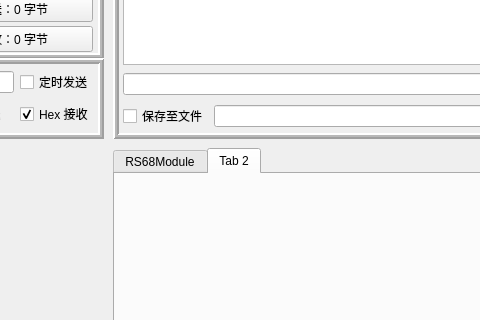
First picture: the form in form/frmcomtool.ui, repository KingChenFY/SerialPortTool, before the edit; both pictures show x 87 to 567 and y 192 to 512 of the 800 by 600 pixel window.
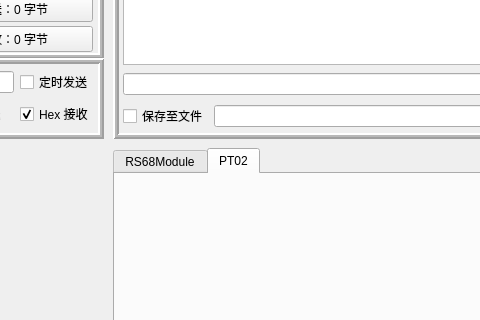
Second picture: the form after the edit. The open tabs and pages were chosen to show the change.

Commit message: ui新增PT02TabWidget准备开发DAM PT-02模块功能

```diff
--- a/form/frmcomtool.ui
+++ b/form/frmcomtool.ui
@@ -554,7 +554,7 @@
    </widget>
    <widget class="QWidget" name="tab_2">
     <attribute name="title">
-     <string>Tab 2</string>
+     <string>PT02</string>
     </attribute>
    </widget>
   </widget>
```
Left out of the diff: 4 changed lines with no effect on the pictures. The commit also changes 1 other file.
